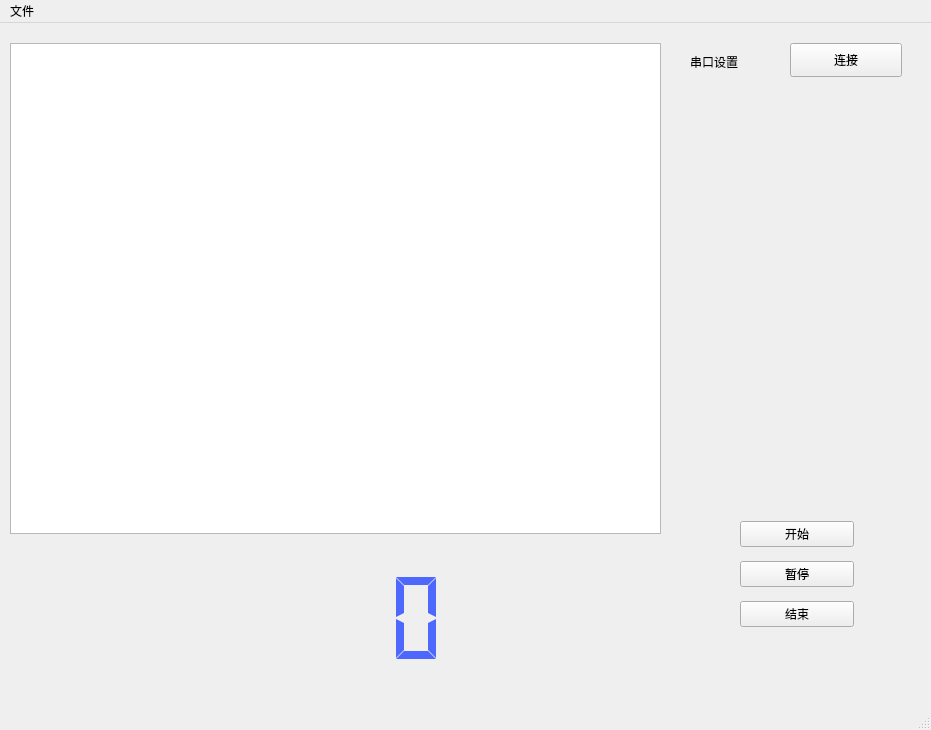
The window that gui/pc.ui (guhaiqiao/SmartCar) describes before a commit, drawn with Qt 5.
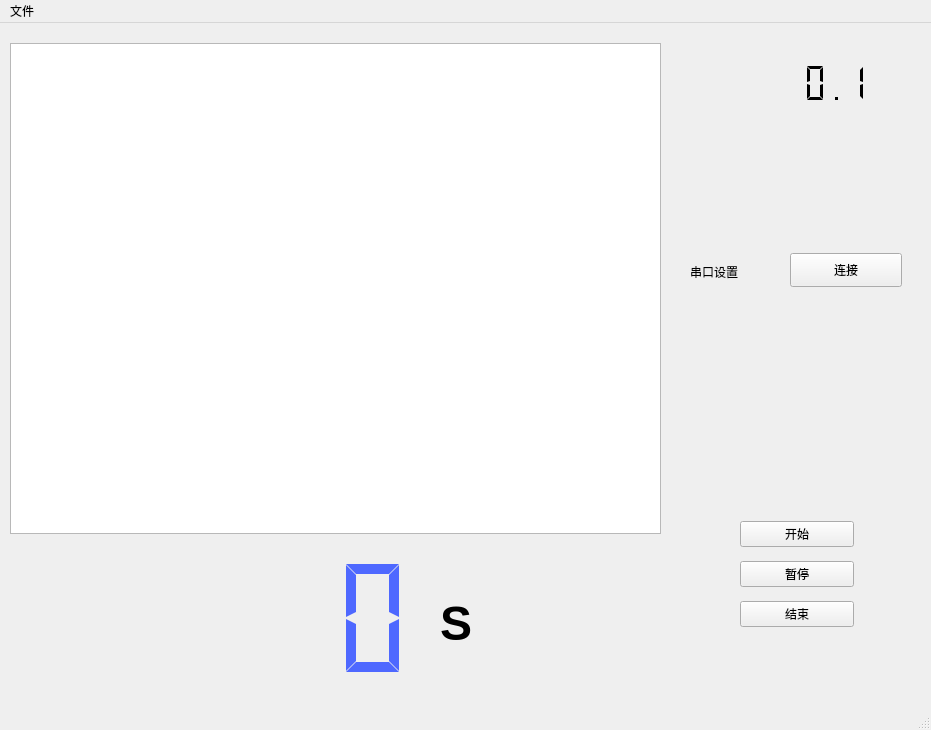
The same window after the commit.

```diff
--- a/gui/pc.ui
+++ b/gui/pc.ui
@@ -28,7 +28,7 @@
     <property name="geometry">
      <rect>
       <x>690</x>
-      <y>30</y>
+      <y>240</y>
       <width>81</width>
       <height>18</height>
      </rect>
@@ -41,7 +41,7 @@
     <property name="geometry">
      <rect>
       <x>790</x>
-      <y>20</y>
+      <y>230</y>
       <width>112</width>
       <height>34</height>
      </rect>
@@ -99,11 +99,63 @@
      <enum>QFrame::NoFrame</enum>
     </property>
     <property name="digitCount">
+     <number>5</number>
+    </property>
+    <property name="segmentStyle">
+     <enum>QLCDNumber::Flat</enum>
+    </property>
+   </widget>
+   <widget class="QLabel" name="second">
+    <property name="geometry">
+     <rect>
+      <x>440</x>
+      <y>560</y>
+      <width>101</width>
+      <height>81</height>
+     </rect>
+    </property>
+    <property name="font">
+     <font>
+      <family>Arial</family>
+      <pointsize>36</pointsize>
+      <weight>75</weight>
+      <bold>true</bold>
+     </font>
+    </property>
+    <property name="text">
+     <string>S</string>
+    </property>
+    <property name="textFormat">
+     <enum>Qt::AutoText</enum>
+    </property>
+    <property name="scaledContents">
+     <bool>false</bool>
+    </property>
+    <property name="indent">
+     <number>-1</number>
+    </property>
+   </widget>
+   <widget class="QLCDNumber" name="TimeDisplay">
+    <property name="geometry">
+     <rect>
+      <x>700</x>
+      <y>30</y>
+      <width>171</width>
+      <height>61</height>
+     </rect>
+    </property>
+    <property name="frameShape">
+     <enum>QFrame::NoFrame</enum>
+    </property>
+    <property name="digitCount">
      <number>8</number>
     </property>
     <property name="segmentStyle">
      <enum>QLCDNumber::Flat</enum>
     </property>
+    <property name="value" stdset="0">
+     <double>0.100000000000000</double>
+    </property>
    </widget>
    <zorder>layoutWidget</zorder>
    <zorder>graphicsView</zorder>
```
Left out of the diff: 6 changed lines with no effect on the pictures.
